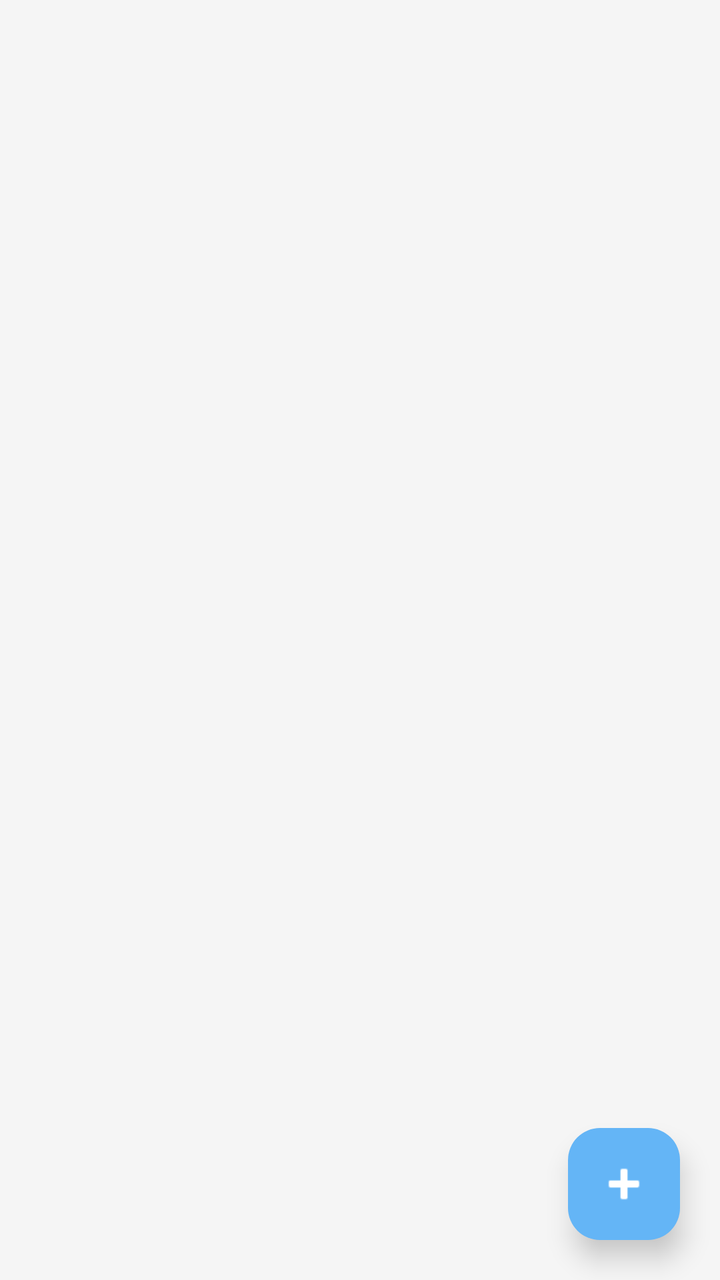
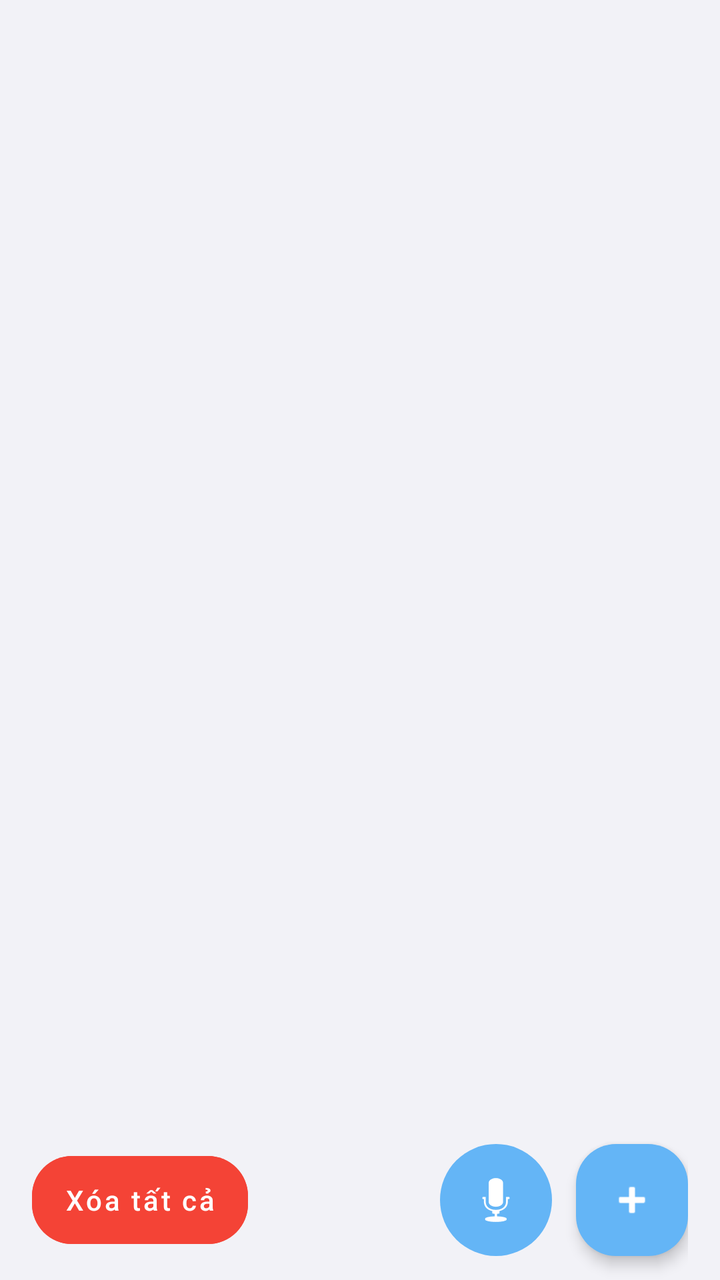

Screens rendered from an Android XML layout before and after an edit, with the pre-edit source and the edit as a unified diff.
<!-- AndroidManifest.xml: application theme Theme.BTL_QuanLiThuChi -->
<!-- res/layout/trang_note.xml -->
<?xml version="1.0" encoding="utf-8"?>
<RelativeLayout xmlns:android="http://schemas.android.com/apk/res/android"
    xmlns:app="http://schemas.android.com/apk/res-auto"
    android:layout_width="match_parent"
    android:layout_height="match_parent"
    android:background="@color/background_grey">

    <androidx.recyclerview.widget.RecyclerView
        android:id="@+id/recyclerView_notes"
        android:layout_width="match_parent"
        android:layout_height="match_parent"
        android:paddingHorizontal="8dp"
        android:paddingTop="12dp"
        android:paddingBottom="88dp"
        android:clipToPadding="false"
        android:scrollbars="vertical" />

    <com.google.android.material.floatingactionbutton.FloatingActionButton
        android:id="@+id/fab_add_note"
        android:layout_width="wrap_content"
        android:layout_height="wrap_content"
        android:layout_alignParentBottom="true"
        android:layout_alignParentEnd="true"
        android:layout_marginEnd="20dp"
        android:layout_marginBottom="20dp"
        android:contentDescription="Thêm ghi chú"
        app:backgroundTint="@color/color_primary"
        app:srcCompat="@android:drawable/ic_input_add"
        app:tint="@color/text_white"
        app:elevation="8dp"
        app:borderWidth="0dp"
        app:maxImageSize="28dp" />

</RelativeLayout>
<!-- resources referenced by this layout -->
<resources>
  <color name="background_grey">#F5F5F5</color>
  <color name="color_primary">#64B5F6</color>
  <color name="text_white">#FFFFFF</color>
  <style name="Theme.BTL_QuanLiThuChi" parent="Base.Theme.BTL_QuanLiThuChi" />
  <style name="Base.Theme.BTL_QuanLiThuChi" parent="Theme.Material3.DayNight.NoActionBar">
          <item name="colorPrimary">@color/color_primary</item>
          <item name="colorPrimaryDark">@color/color_primary_dark</item>
          <item name="colorAccent">@color/color_primary</item>
          <item name="android:windowBackground">@color/background_grey</item>
          <item name="android:textColorPrimary">@color/text_primary</item>
          <item name="android:textColorSecondary">@color/text_secondary</item>
          <item name="android:statusBarColor">@color/color_primary_dark</item>
          <item name="actionBarStyle">@style/MyActionBar</item>
      </style>
  <color name="color_primary_dark">#1976D2</color>
  <color name="text_primary">#212121</color>
  <color name="text_secondary">#757575</color>
  <style name="MyActionBar" parent="Widget.AppCompat.ActionBar.Solid">
          <item name="background">@color/color_primary</item>
          <item name="titleTextStyle">@style/MyActionBarTitle</item>
          <item name="height">56dp</item>
      </style>
  <style name="MyActionBarTitle" parent="TextAppearance.AppCompat">
          <item name="android:textColor">@android:color/white</item>
          <item name="android:textSize">20sp</item>
          <item name="android:textStyle">bold</item>
      </style>
</resources>

<!-- the commit's change to res/layout/trang_note.xml (unified diff, before → after) -->
@@ -9,26 +9,63 @@
         android:id="@+id/recyclerView_notes"
         android:layout_width="match_parent"
         android:layout_height="match_parent"
+        android:layout_above="@id/layout_bottom_actions"
         android:paddingHorizontal="8dp"
         android:paddingTop="12dp"
-        android:paddingBottom="88dp"
+        android:paddingBottom="8dp"
         android:clipToPadding="false"
         android:scrollbars="vertical" />
 
-    <com.google.android.material.floatingactionbutton.FloatingActionButton
-        android:id="@+id/fab_add_note"
-        android:layout_width="wrap_content"
-        android:layout_height="wrap_content"
+    <LinearLayout
+        android:id="@+id/layout_bottom_actions"
+        android:layout_width="match_parent"
+        android:layout_height="80dp"
         android:layout_alignParentBottom="true"
-        android:layout_alignParentEnd="true"
-        android:layout_marginEnd="20dp"
-        android:layout_marginBottom="20dp"
-        android:contentDescription="Thêm ghi chú"
-        app:backgroundTint="@color/color_primary"
-        app:srcCompat="@android:drawable/ic_input_add"
-        app:tint="@color/text_white"
-        app:elevation="8dp"
-        app:borderWidth="0dp"
-        app:maxImageSize="28dp" />
+        android:orientation="horizontal"
+        android:gravity="center_vertical"
+        android:paddingHorizontal="16dp"
+        android:background="@android:color/transparent">
+
+        <Button
+            android:id="@+id/btn_delete_all_notes"
+            android:layout_width="wrap_content"
+            android:layout_height="56dp"
+            android:text="Xóa tất cả"
+            android:backgroundTint="@color/color_expense"
+            android:textColor="@color/text_white"
+            app:cornerRadius="20dp"
+            android:textAllCaps="false"
+            style="@style/Widget.MaterialComponents.Button.UnelevatedButton"/>
+
+        <View
+            android:layout_width="0dp"
+            android:layout_height="1dp"
+            android:layout_weight="1"/>
+
+        <ImageView
+            android:id="@+id/btn_voice_input_note"
+            android:layout_width="56dp"
+            android:layout_height="56dp"
+            android:layout_marginEnd="12dp"
+            android:src="@android:drawable/ic_btn_speak_now"
+            android:background="@drawable/bg_circle_button"
+            android:padding="12dp"
+            app:tint="@color/text_white"
+            android:clickable="true"
+            android:focusable="true"/>
+
+        <com.google.android.material.floatingactionbutton.FloatingActionButton
+            android:id="@+id/fab_add_note"
+            android:layout_width="wrap_content"
+            android:layout_height="wrap_content"
+            android:contentDescription="Thêm ghi chú"
+            app:backgroundTint="@color/color_primary"
+            app:srcCompat="@android:drawable/ic_input_add"
+            app:tint="@color/text_white"
+            app:elevation="4dp"
+            app:borderWidth="0dp"
+            app:fabSize="normal"
+            app:shapeAppearanceOverlay="@style/ShapeAppearanceOverlay.App.RoundedFAB" />
+    </LinearLayout>
 
 </RelativeLayout>
<!-- resource entries referenced after the edit -->
@@ -1,8 +1,19 @@
 <!-- resources referenced by this layout -->
 <resources>
-  <color name="background_grey">#F5F5F5</color>
+  <color name="background_grey">#F2F2F7</color>
+  <color name="color_expense">#F44336</color>
   <color name="color_primary">#64B5F6</color>
   <color name="text_white">#FFFFFF</color>
+  <!-- drawable bg_circle_button (drawable) -->
+  <?xml version="1.0" encoding="utf-8"?>
+  <shape xmlns:android="http://schemas.android.com/apk/res/android"
+      android:shape="oval">
+      <solid android:color="@color/color_primary" />
+  </shape>
+  <style name="ShapeAppearanceOverlay.App.RoundedFAB" parent="">
+          <item name="cornerFamily">rounded</item>
+          <item name="cornerSize">20dp</item>
+      </style>
   <style name="Theme.BTL_QuanLiThuChi" parent="Base.Theme.BTL_QuanLiThuChi" />
   <style name="Base.Theme.BTL_QuanLiThuChi" parent="Theme.Material3.DayNight.NoActionBar">
           <item name="colorPrimary">@color/color_primary</item>
@@ -15,7 +26,7 @@
           <item name="actionBarStyle">@style/MyActionBar</item>
       </style>
   <color name="color_primary_dark">#1976D2</color>
-  <color name="text_primary">#212121</color>
+  <color name="text_primary">#000000</color>
   <color name="text_secondary">#757575</color>
   <style name="MyActionBar" parent="Widget.AppCompat.ActionBar.Solid">
           <item name="background">@color/color_primary</item>
